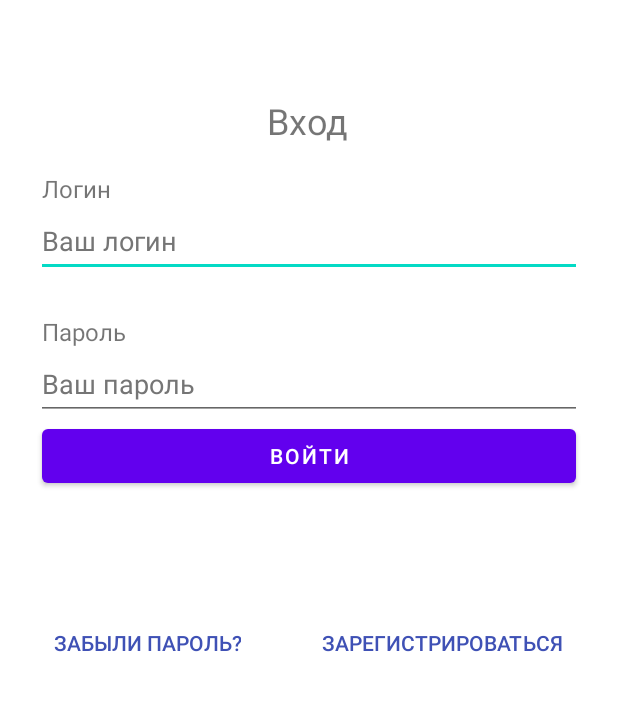
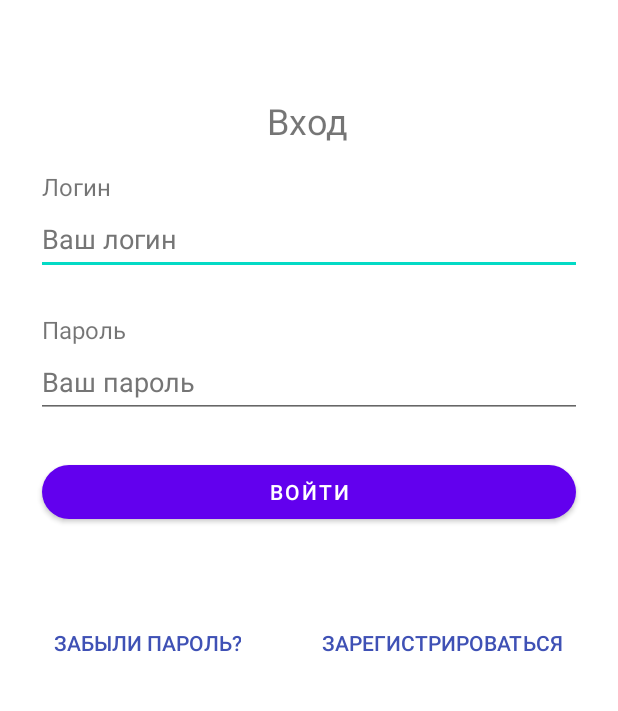
Before and after one commit to kiryuha21/SimpleEnglishApp, an Android app: the screen it shows after launch (MainActivity), on a phone screen of 412 x 824 dp, the part 391-1102 px from its top. Run offline under Robolectric (Android 15) with nearby library versions, the phone set to English and light mode, and no system bars.

Commit message:
log in button

```diff
--- a/app/src/main/res/layout/activity_main.xml
+++ b/app/src/main/res/layout/activity_main.xml
@@ -88,13 +88,18 @@
             android:minHeight="48dp"
             android:textColorHint="#757575" />
 
+        <Space
+            android:layout_width="match_parent"
+            android:layout_height="25dp" />
+
         <Button
             android:id="@+id/button2"
             android:layout_width="match_parent"
             android:layout_height="wrap_content"
             android:layout_marginStart="4dp"
             android:layout_marginEnd="4dp"
-            android:text="@string/log_in_button_text" />
+            android:text="@string/log_in_button_text"
+            app:cornerRadius="20dp" />
 
     </LinearLayout>
 
```
